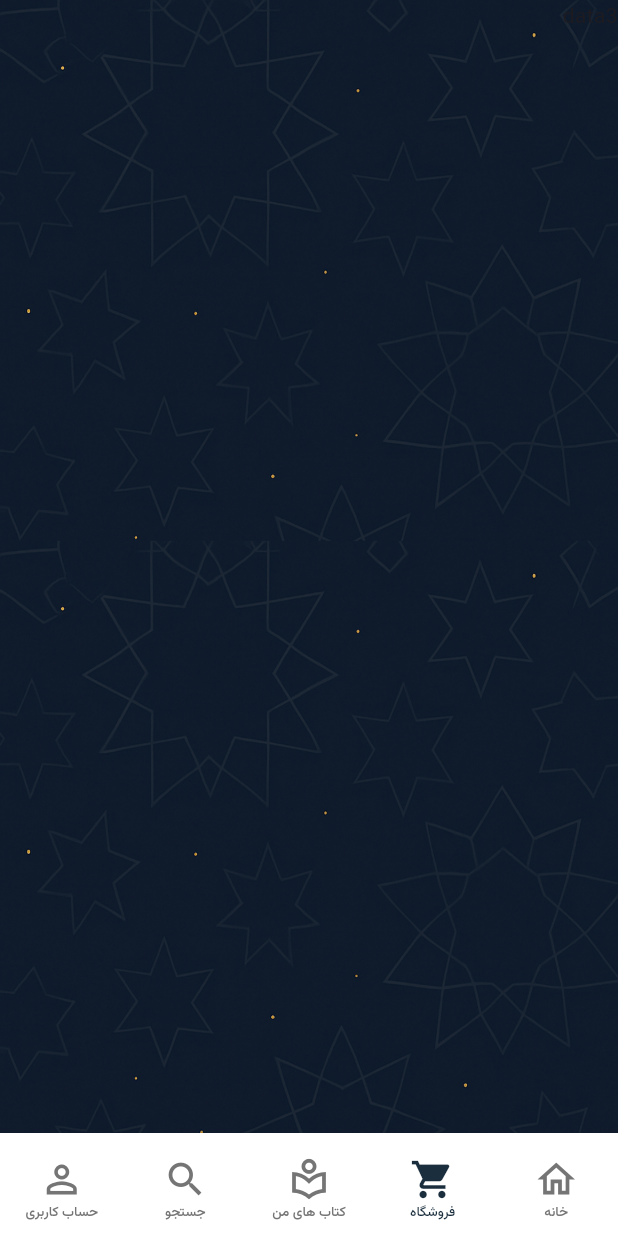
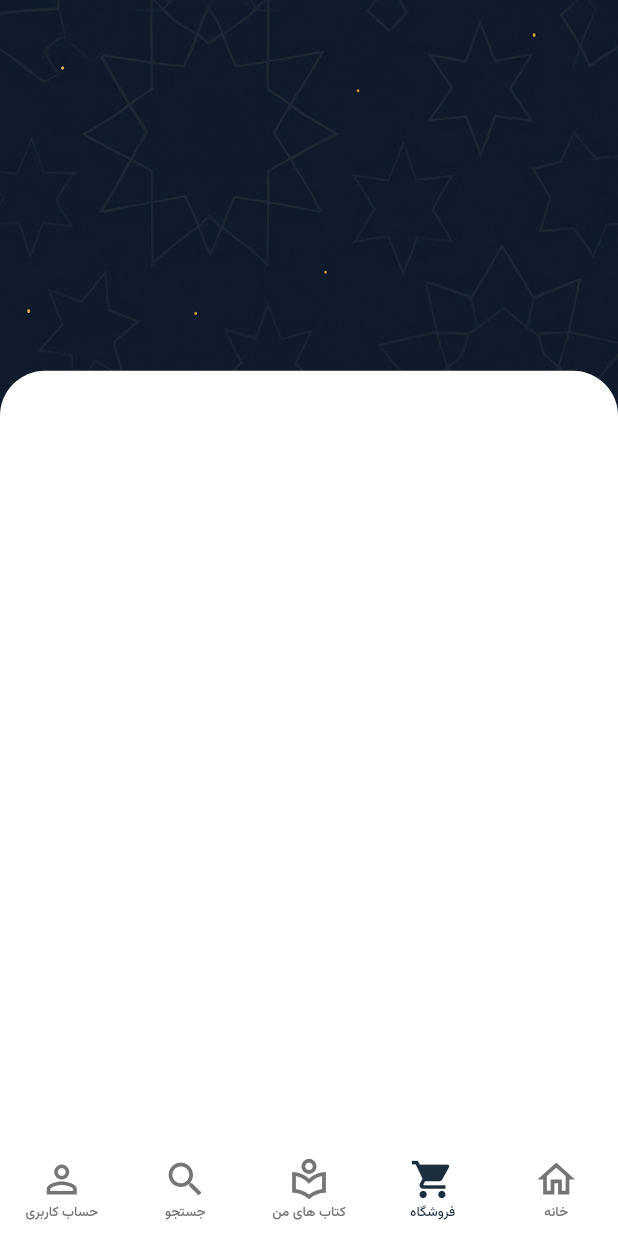
Before and after one commit to ebrahemimorteza/nested_navigation_project_flutter, a Flutter app: the screen it shows after launch, item 4 of the bottom bar chosen, on a phone screen of 412 x 824 dp. Run offline on Flutter 3.47's test engine with Material 3 defaults, Android fonts, the phone set to English and light mode, and no system bars; drawn by our look-alikes of zoom_tap_animation; our stand-ins replace app_links, flutter_bloc, get_storage.

Commit message:
add cart

```diff
--- /dev/null
+++ b/lib/view/cart_screen/cart_screen.dart
@@ -0,0 +1,24 @@
+import 'package:flutter/cupertino.dart';
+
+class CartScreen extends StatefulWidget {
+  const CartScreen({super.key});
+
+  @override
+  State<CartScreen> createState() => _CartScreenState();
+}
+
+class _CartScreenState extends State<CartScreen> {
+  @override
+  Widget build(BuildContext context) {
+    var size = MediaQuery.sizeOf(context);
+    return Padding(
+      padding: EdgeInsets.only(top: size.height*0.3),
+      child: Container(
+          decoration: BoxDecoration(
+              color: CupertinoColors.white,
+              borderRadius: BorderRadius.all(Radius.circular(30.0))
+          )
+      ),
+    );
+  }
+}
--- a/lib/view/home_screen/main_screen.dart
+++ b/lib/view/home_screen/main_screen.dart
@@ -3,6 +3,7 @@ import 'package:flutter/material.dart';
 import 'package:flutter_bloc/flutter_bloc.dart';
 import 'package:get_storage/get_storage.dart';
 import 'package:nashreasar/repository/repository_screen.dart';
+import 'package:nashreasar/view/cart_screen/cart_screen.dart';
 import 'package:nashreasar/view/home_screen/background_screen.dart';
 import 'package:nashreasar/view/home_screen/header_screen.dart';
 import 'package:nashreasar/view/home_screen/home_screen.dart';
@@ -99,7 +100,7 @@ class _MainScreenState extends State<MainScreen> {
                           MaterialPageRoute(builder: (context) => ProfileScreen()),),
                     Navigator(key:_cartKey ,
                       onGenerateRoute: (sitting) =>
-                          MaterialPageRoute(builder: (context) => Text("data3")),),
+                          MaterialPageRoute(builder: (context) => CartScreen()),),
                     Navigator(key:_bookKey ,
                       onGenerateRoute: (sitting) =>
                           MaterialPageRoute(builder: (context) => Text("data4")),),
```
